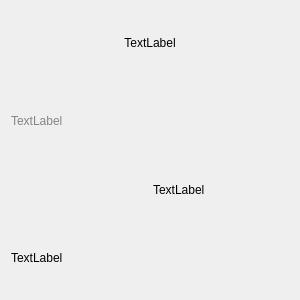
First picture: the form in ui/component/ui_comic_item.ui, repository tonquer/picacg-qt, before the edit.
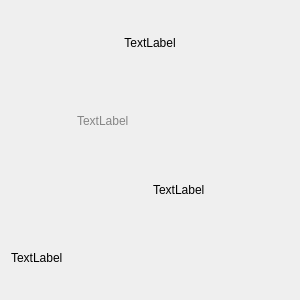
Second picture: the form after the edit.

```diff
--- a/ui/component/ui_comic_item.ui
+++ b/ui/component/ui_comic_item.ui
@@ -82,6 +82,21 @@
     </spacer>
    </item>
    <item>
+    <layout class="QHBoxLayout" name="horizontalLayout">
+     <item>
+      <widget class="QToolButton" name="toolButton">
+       <property name="minimumSize">
+        <size>
+         <width>60</width>
+         <height>40</height>
+        </size>
+       </property>
+       <property name="text">
+        <string/>
+       </property>
+      </widget>
+     </item>
+     <item>
     <widget class="QLabel" name="categoryLabel">
      <property name="maximumSize">
       <size>
@@ -97,6 +112,8 @@
       <string>TextLabel</string>
      </property>
     </widget>
+     </item>
+    </layout>
    </item>
    <item>
     <layout class="QHBoxLayout" name="horizontalLayout_2">
```
Lines whose indentation alone changed are shown as unchanged.
